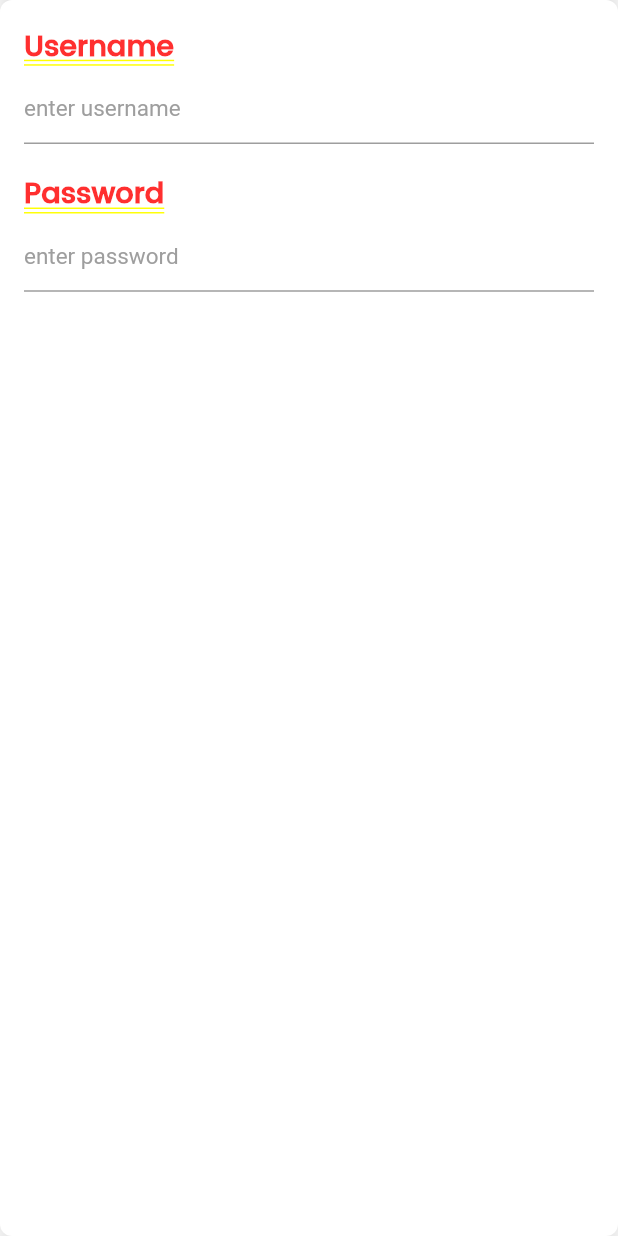
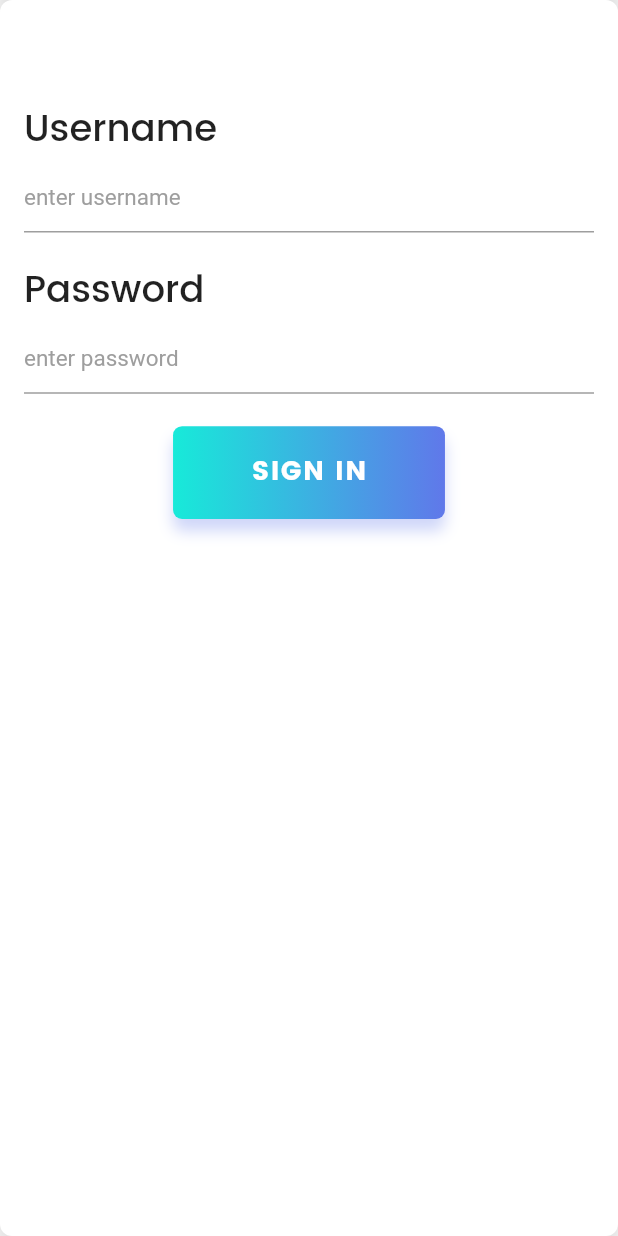
Before and after one commit to anu-baby97/patient_portal, a Flutter app: the screen it shows after launch, after a tap on "Forgot Password?", on a phone screen of 412 x 824 dp. Run offline on Flutter 3.47's test engine with Material 2 defaults, Android fonts, the phone set to English and light mode, and no system bars; our stand-ins replace flutter_screenutil.

Commit message:
forgot password page ready

```diff
--- a/lib/Widgets/ForgotPassword.dart
+++ b/lib/Widgets/ForgotPassword.dart
@@ -1,5 +1,6 @@
 import 'package:flutter/material.dart';
 import 'package:flutter_screenutil/flutter_screenutil.dart';
+//import 'package:patient_portal/main.dart';
 
 class ForgotPassword extends StatefulWidget {
   @override
@@ -9,10 +10,12 @@ class ForgotPassword extends StatefulWidget {
 class _ForgotPasswordState extends State<ForgotPassword> {
   @override
   Widget build(BuildContext context) {
-    return new Container(
+    return Material(
+      child: SafeArea(
+        child: Container(
           width: ScreenUtil.getInstance().setWidth(200),
-      //height: ScreenUtil.getInstance().setHeight(200),
-      padding: EdgeInsets.only(bottom: 1),
+          height: ScreenUtil.getInstance().setHeight(200),
+          padding: EdgeInsets.only(top: 50),
           decoration: BoxDecoration(
               color: Colors.white,
               borderRadius: BorderRadius.circular(8.0),
@@ -34,7 +37,7 @@ class _ForgotPasswordState extends State<ForgotPassword> {
                 Text("Username",
                     style: TextStyle(
                         fontFamily: "Poppins-Medium",
-                    fontSize: ScreenUtil.getInstance().setSp(35))),
+                        fontSize: ScreenUtil.getInstance().setSp(45))),
                 TextField(
                   decoration: InputDecoration(
                       hintText: "enter username",
@@ -46,7 +49,7 @@ class _ForgotPasswordState extends State<ForgotPassword> {
                 Text("Password",
                     style: TextStyle(
                         fontFamily: "Poppins-Medium",
-                    fontSize: ScreenUtil.getInstance().setSp(35))),
+                        fontSize: ScreenUtil.getInstance().setSp(45))),
                 TextField(
                   obscureText: true,
                   decoration: InputDecoration(
@@ -56,7 +59,43 @@ class _ForgotPasswordState extends State<ForgotPassword> {
                 SizedBox(
                   height: ScreenUtil.getInstance().setHeight(35),
                 ),
+                Center(
+                  child: InkWell(
+                    child: Container(
+                      width: ScreenUtil.getInstance().setWidth(330),
+                      height: ScreenUtil.getInstance().setHeight(100),
+                      decoration: BoxDecoration(
+                          gradient: LinearGradient(
+                              colors: [Color(0xFF17ead9), Color(0xFF6078ea)]),
+                          borderRadius: BorderRadius.circular(6.0),
+                          boxShadow: [
+                            BoxShadow(
+                                color: Color(0xFF6078ea).withOpacity(.3),
+                                offset: Offset(0.0, 8.0),
+                                blurRadius: 8.0)
+                          ]),
+                      child: Material(
+                        color: Colors.transparent,
+                        child: InkWell(
+                          onTap: () {},
+                          child: Center(
+                            child: Text(
+                              "SIGN IN",
+                              style: TextStyle(
+                                  color: Colors.white,
+                                  fontFamily: "Poppins-Bold",
+                                  fontSize: 18,
+                                  letterSpacing: 1.0),
+                            ),
+                          ),
+                        ),
+                      ),
+                    ),
+                  ),
+                )
               ],
+            ),
+          ),
         ),
       ),
     );
```
Lines whose indentation alone changed are shown as unchanged.
